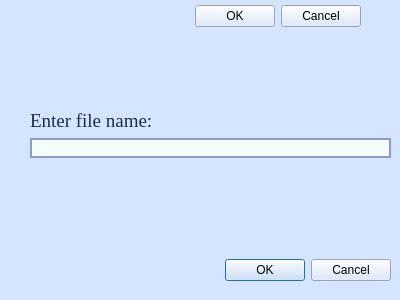
This is QT/filename.ui in MilaHalko/-oursework as Qt 5 draws it before an edit. The edited form follows.
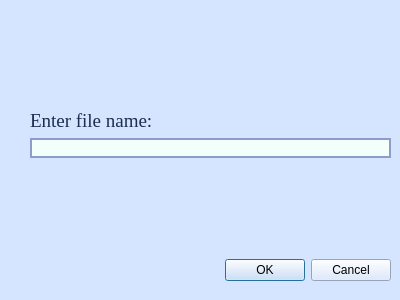
This is the edited form.

```diff
--- a/QT/filename.ui
+++ b/QT/filename.ui
@@ -80,22 +80,6 @@
     </item>
    </layout>
   </widget>
-  <widget class="QDialogButtonBox" name="buttonBox_2">
-   <property name="geometry">
-    <rect>
-     <x>0</x>
-     <y>0</y>
-     <width>361</width>
-     <height>32</height>
-    </rect>
-   </property>
-   <property name="orientation">
-    <enum>Qt::Horizontal</enum>
-   </property>
-   <property name="standardButtons">
-    <set>QDialogButtonBox::Cancel|QDialogButtonBox::Ok</set>
-   </property>
-  </widget>
  </widget>
  <resources/>
  <connections>
```
